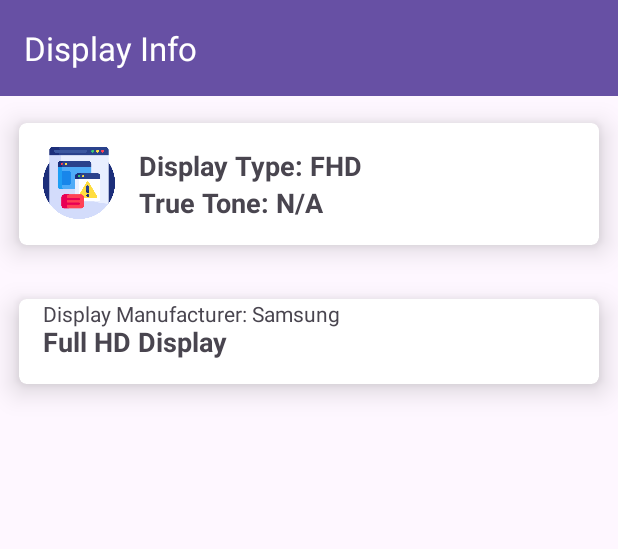
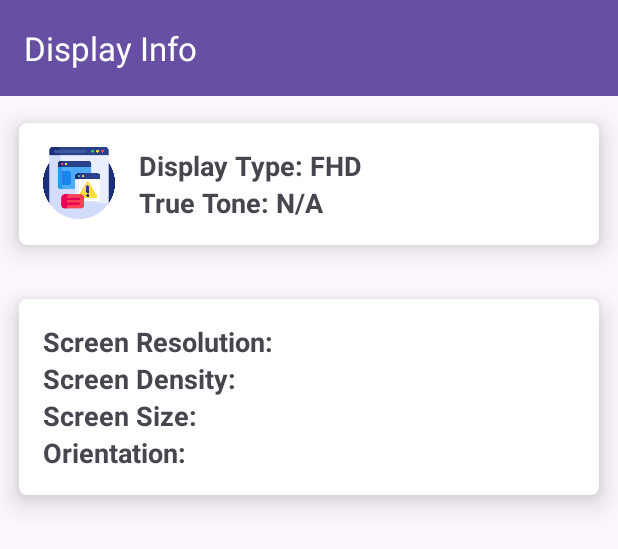
Before and after one commit to code-bajju/ScanWell, an Android app: the layout activity_display_info.xml on its own in the app's theme, with its tools: preview values and no code run, on a phone screen of 412 x 824 dp. Shown: the top 549 px of the screen. Run offline under Robolectric (Android 15) with nearby library versions, the phone set to English and light mode, and no system bars.

Commit message:
Layout Updated with all module

```diff
--- a/app/src/main/res/layout/activity_display_info.xml
+++ b/app/src/main/res/layout/activity_display_info.xml
@@ -67,24 +67,51 @@
         app:cardElevation="11dp"
         app:cardCornerRadius="5dp"
         app:cardUseCompatPadding="true"
-        android:background="#2ecc71">
+        android:background="#3498db"
+        >
+
+
+        <LinearLayout
+            android:layout_width="match_parent"
+            android:layout_height="wrap_content"
+            android:orientation="vertical"
+            android:padding="16dp">
+
 
             <TextView
+                android:id="@+id/screen_resolution"
                 android:layout_width="wrap_content"
                 android:layout_height="wrap_content"
-            android:text="Full HD Display"
+                android:text="Screen Resolution:"
                 android:textSize="18sp"
-            android:textStyle="bold"
-            android:padding="16dp" />
+                android:textStyle="bold"/>
 
             <TextView
+                android:id="@+id/screen_density"
                 android:layout_width="wrap_content"
                 android:layout_height="wrap_content"
-            android:text="Display Manufacturer: Samsung"
-            android:textSize="14sp"
-            android:paddingStart="16dp"
-            android:paddingEnd="16dp" />
+                android:text="Screen Density:"
+                android:textSize="18sp"
+                android:textStyle="bold"/>
 
+            <TextView
+                android:id="@+id/screen_size"
+                android:layout_width="wrap_content"
+                android:layout_height="wrap_content"
+                android:text="Screen Size:"
+                android:textSize="18sp"
+                android:textStyle="bold"/>
+
+            <TextView
+                android:id="@+id/orientation"
+                android:layout_width="wrap_content"
+                android:layout_height="wrap_content"
+                android:text="Orientation:"
+                android:textSize="18sp"
+                android:textStyle="bold"/>
+
+
+        </LinearLayout>
     </androidx.cardview.widget.CardView>
 
 </LinearLayout>
```
Also changed, not shown: app/src/main/res/layout/activity_battery_info.xml (+12 -13 lines), app/src/main/res/layout/activity_camera_preview.xml (+46 -37 lines), app/src/main/res/layout/activity_home_screen.xml (+8 -9 lines), app/src/main/res/layout/activity_network_info.xml (+19 -25 lines), app/src/main/res/layout/activity_sensor_info.xml (+68 -3 lines). Lines whose indentation alone changed are shown as unchanged.
